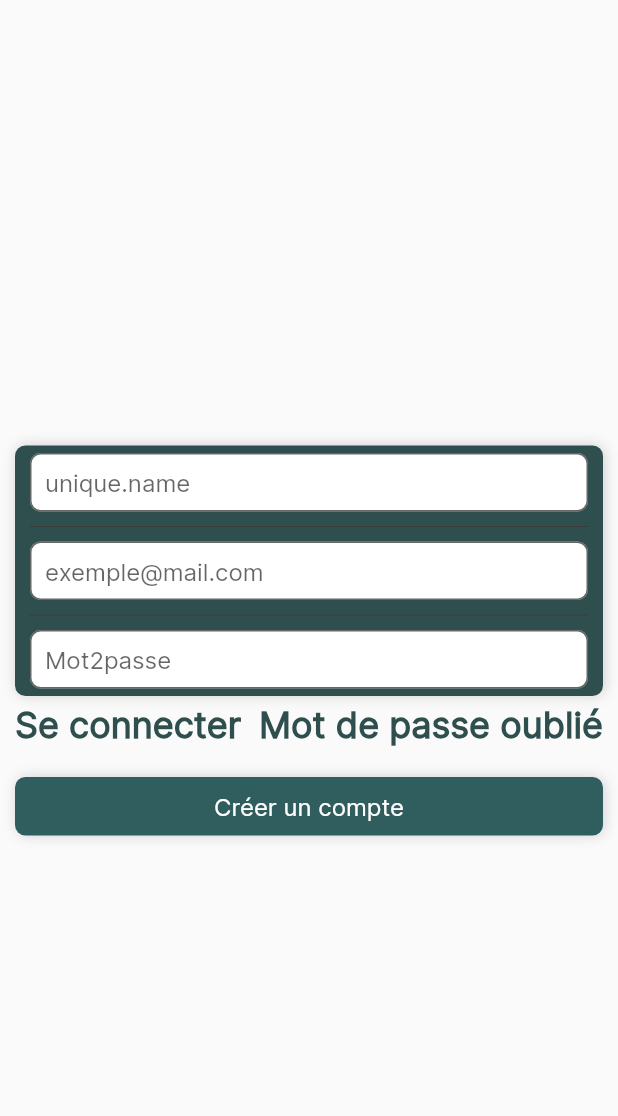
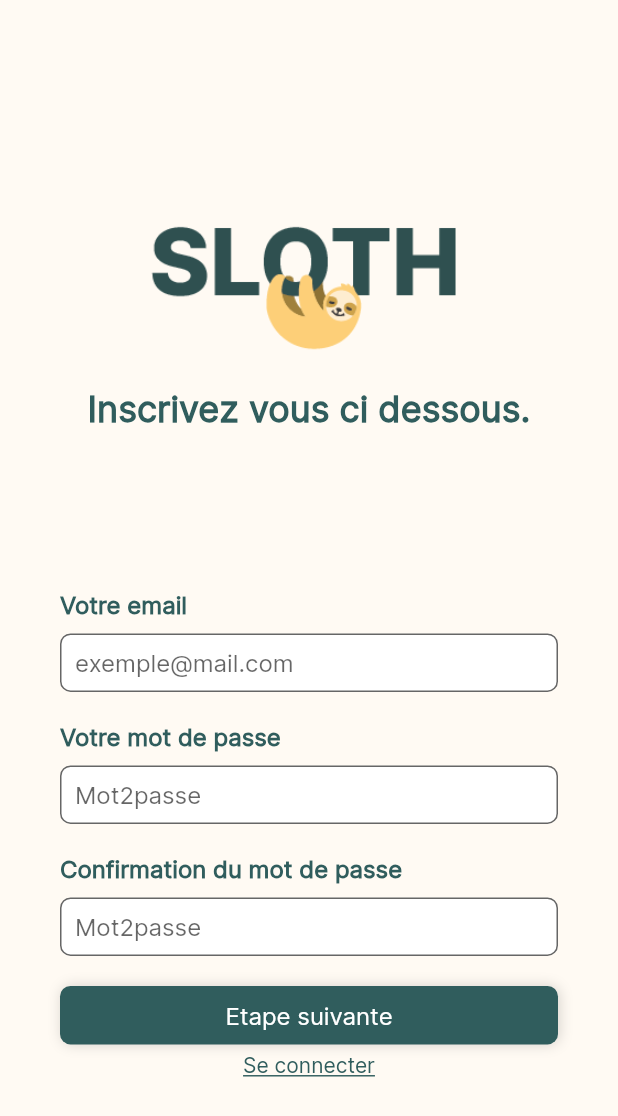
Before and after one commit to justin20100/sloth, a Flutter app: the RegisterForm screen opened by its route, on a phone screen of 412 x 824 dp. Shown: the top 1116 px of the screen. Run offline on Flutter 3.47's test engine with Material 2 defaults, Android fonts, the phone set to English and light mode, and no system bars; our stand-ins replace email_validator, firebase_auth, firebase_core; accounts and stored records are empty; generated files the repository leaves out were written again.

Commit message:
starting register form

```diff
--- a/lib/main.dart
+++ b/lib/main.dart
@@ -3,7 +3,7 @@ import 'package:firebase_core/firebase_core.dart';
 import 'package:flutter/material.dart';
 import 'package:sloth/routes/router.dart';
 import 'package:sloth/routes/routes.dart';
-import 'package:sloth/screens/error.dart';
+import 'package:sloth/views/error.dart';
 import 'package:sloth/styles/constants.dart';
 import 'firebase_options.dart';
 
--- a/lib/partials/forms/username_input.dart
+++ b/lib/partials/forms/firstname_input.dart
@@ -2,10 +2,9 @@ import 'package:flutter/material.dart';
 import 'package:sloth/partials/forms/text_input.dart';
 
 @immutable
-class UserNameInput extends StatelessWidget {
+class FirstNameInput extends StatelessWidget {
   final ValueChanged<String>? onChanged;
-
-  const UserNameInput({this.onChanged, Key? key}) : super(key: key);
+  const FirstNameInput({this.onChanged, Key? key}) : super(key: key);
 
   @override
   Widget build(BuildContext context) {
@@ -14,9 +13,9 @@ class UserNameInput extends StatelessWidget {
       keyboardType: TextInputType.text,
       validator: (value) {
         if (value == null || value.isEmpty) {
-          return 'Le nom d’utilisateur doit être renseigné.';
+          return 'Le prénom doit etre doit être renseigné.';
         } else if (value.length < 2) {
-          return 'Le nom d’utilisateur doit contenir au moins 2 caractères.';
+          return 'Le prénom doit contenir au moins 2 caractères.';
         }
       },
       onChanged: onChanged,
--- /dev/null
+++ b/lib/partials/forms/validatedPassword_input.dart
@@ -0,0 +1,29 @@
+import 'package:flutter/material.dart';
+import 'package:sloth/partials/forms/text_input.dart';
+
+import '../../styles/constants.dart';
+
+@immutable
+class ValidatedPasswordInput extends StatelessWidget {
+  final ValueChanged<String>? onChanged;
+  final String password;
+
+  const ValidatedPasswordInput({required this.password,this.onChanged, Key? key }) : super(key: key);
+
+  @override
+  Widget build(BuildContext context) {
+      return TextInput(
+        hintText: "Mot2passe",
+        keyboardType: TextInputType.visiblePassword,
+        validator: (value) {
+          print(value);
+          print(password);
+          if (value != password) {
+            return 'Recopier correctement votre mot de passe';
+          }
+        },
+        obscureText: true,
+        onChanged: onChanged,
+      );
+  }
+}
--- a/lib/routes/router.dart
+++ b/lib/routes/router.dart
@@ -2,15 +2,17 @@ import 'package:flutter/foundation.dart';
 import 'package:flutter/material.dart';
 import 'package:sloth/routes/routes.dart';
 
-import '../screens/auth/login_form.dart';
-import '../screens/auth/register_form.dart';
-import '../screens/auth/reset_password_form.dart';
+import '../views/auth/login_form.dart';
+import '../views/auth/registerMore_form.dart';
+import '../views/auth/register_form.dart';
+import '../views/auth/reset_password_form.dart';
 
-import '../screens/home.dart';
+import '../views/home.dart';
 
 Map<String, WidgetBuilder> router = {
   kHomeRoute: (context) =>  const Home(),
-  kRegisterRoute: (context) => const RegisterForm(),
+  kRegisterRoute: (context) => RegisterForm(),
+  kRegisterMoreRoute: (context) => RegisterMoreForm(),
   kLoginRoute: (context) => LoginForm(),
   kResetPasswordRoute: (context) => const ResetPasswordForm(),
 };
--- a/lib/routes/routes.dart
+++ b/lib/routes/routes.dart
@@ -1,5 +1,6 @@
 const String kLoginRoute = '/login';
 const String kRegisterRoute = '/register';
+const String kRegisterMoreRoute = '/register_more';
 const String kResetPasswordRoute = '/resetPassword';
 const String kHomeRoute = '/';
 const String kError = '/error';
--- a/lib/screens/auth/register_form.dart
+++ /dev/null
@@ -1,136 +0,0 @@
-import 'package:firebase_auth/firebase_auth.dart';
-import 'package:flutter/foundation.dart';
-import 'package:flutter/material.dart';
-import '../../models/error_firebase_auth.dart';
-import '../../partials/forms/email_input.dart';
-import '../../partials/forms/password_input.dart';
-import '../../partials/forms/username_input.dart';
-import '../../routes/routes.dart';
-import '../../styles/constants.dart';
-import '../../tools/button.dart';
-
-class RegisterForm extends StatefulWidget {
-  const RegisterForm({Key? key}) : super(key: key);
-
-  @override
-  State<RegisterForm> createState() => _RegisterFormState();
-}
-
-class _RegisterFormState extends State<RegisterForm> {
-  final _registerFormKey = GlobalKey<FormState>();
-  String _userName = "";
-  String _email = "daniel.schreurs@hotmail.com";
-  String _password = "1234567890";
-
-  @override
-  Widget build(BuildContext context) {
-    return Scaffold(
-      body: SafeArea(
-        child: Form(
-          key: _registerFormKey,
-          child: Padding(
-            padding: const EdgeInsets.symmetric(horizontal: kSmallHorizontalSpacer, vertical: 0,),
-            child: Column(
-              crossAxisAlignment: CrossAxisAlignment.stretch,
-              mainAxisAlignment: MainAxisAlignment.center,
-              children: [
-                Container(
-                  margin: const EdgeInsets.only(
-                      top: kSmallVerticalSpacer * 3, bottom: kSmallVerticalSpacer / 2),
-                  padding: const EdgeInsets.symmetric(
-                    vertical: kSmallVerticalSpacer / 2,
-                    horizontal: kSmallHorizontalSpacer,
-                  ),
-                  decoration: BoxDecoration(
-                      color: kColorDarkGreen,
-                      boxShadow: kBoxShadowItem,
-                      borderRadius: kBorderRadiusItem),
-                  child: Column(
-                    children: [
-                      UserNameInput(
-                        onChanged: (value) {
-                          _userName = value;
-                        },
-                      ),
-                      const Divider(
-                        color: kMainTextColor,
-                        height: kSmallVerticalSpacer * 2,
-                      ),
-                      EmailInput(
-                        onChanged: (value) {
-                          _email = value;
-                        },
-                      ),
-                      const Divider(
-                        color: kMainTextColor,
-                        height: kSmallVerticalSpacer * 2,
-                      ),
-                      PasswordInput(onChanged: (value) {
-                        _password = value;
-                      }),
-                    ],
-                  ),
-                ),
-                Row(
-                  mainAxisAlignment: MainAxisAlignment.spaceBetween,
-                  children: [
-                    GestureDetector(
-                      onTap: () {
-                        Navigator.pushNamed(context, kLoginRoute);
-                      },
-                      child: const Text(
-                        'Se connecter',
-                        style: kTitleH1Style,
-                      ),
-                    ),
-                    GestureDetector(
-                      onTap: () {
-                        Navigator.pushNamed(context, kResetPasswordRoute);
-                      },
-                      child: const Text(
-                        'Mot de passe oublié',
-                        style: kTitleH1Style,
-                      ),
-                    ),
-                  ],
-                ),
-                const SizedBox(
-                  height: kSmallVerticalSpacer * 2,
-                ),
-                Button(
-                    label: 'Créer un compte',
-                    onPressed: () async {
-                      if (_registerFormKey.currentState != null &&
-                          _registerFormKey.currentState!.validate()) {
-                        try {
-                          await FirebaseAuth.instance
-                              .createUserWithEmailAndPassword(
-                                  email: _email, password: _password)
-                              .then((value) {
-                            ScaffoldMessenger.of(context).showSnackBar(
-                              SnackBar(
-                                  content: Text(
-                                      'Bonjour ${FirebaseAuth.instance.currentUser!.email}')),
-                            );
-                            Navigator.pushNamed(context, kHomeRoute);
-                          });
-                        } on FirebaseAuthException catch (e) {
-                          ScaffoldMessenger.of(context).showSnackBar(
-                            SnackBar(
-                                content: Text(
-                                  errors[e.code]!,
-                                  style: const TextStyle(color: Colors.white),
-                                ),
-                                backgroundColor: Colors.redAccent),
-                          );
-                        }
-                      }
-                    })
-              ],
-            ),
-          ),
-        ),
-      ),
-    );
-  }
-}
--- a/lib/screens/auth/login_form.dart
+++ b/lib/views/auth/login_form.dart
@@ -28,7 +28,7 @@ class LoginForm extends StatelessWidget {
                   Image(
                   image: AssetImage('assets/img/logo.png'),
                   ),
-                  Text('Inscrivez-vous ci dessous.', style: kBigGreenText, textAlign: TextAlign.center),
+                  Text('Sloth est prêt a vous aider a nouveau !', style: kBigGreenText, textAlign: TextAlign.center),
                 ],
               ),
               Form(
--- /dev/null
+++ b/lib/views/auth/register_form.dart
@@ -0,0 +1,113 @@
+import 'package:flutter/material.dart';
+import 'package:sloth/partials/forms/validatedPassword_input.dart';
+import '../../partials/forms/email_input.dart';
+import '../../partials/forms/password_input.dart';
+import '../../routes/routes.dart';
+import '../../styles/constants.dart';
+import '../../tools/button.dart';
+
+class RegisterForm extends StatefulWidget {
+  const RegisterForm({Key? key}) : super(key: key);
+
+  @override
+  State<RegisterForm> createState() => _RegisterFormState();
+}
+
+class _RegisterFormState extends State<RegisterForm> {
+  final _registerFormKey = GlobalKey<FormState>();
+  static String _password = "";
+  String _email = "";
+  String _validated_password = "";
+
+  @override
+  Widget build(BuildContext context) {
+    return Scaffold(
+      backgroundColor: kColorCream,
+      body: SafeArea(
+          child: Padding(
+              padding: const EdgeInsets.only(left: kNormalHorizontalSpacer*2, right: kNormalHorizontalSpacer*2),
+              child: Column(
+                mainAxisAlignment: MainAxisAlignment.spaceEvenly,
+                children: [
+                  Column(
+                    children: const [
+                      Image(
+                        image: AssetImage('assets/img/logo.png'),
+                      ),
+                      Text('Inscrivez vous ci dessous.', style: kBigGreenText, textAlign: TextAlign.center),
+                    ],
+                  ),
+                  Form(
+                    key: _registerFormKey,
+                    child: Column(
+                      crossAxisAlignment: CrossAxisAlignment.stretch,
+                      mainAxisAlignment: MainAxisAlignment.center,
+                      children: [
+                        // email
+                        const Text("Votre email", style: kLabelGreenText,),
+                        const SizedBox(
+                          height: kSmallHorizontalSpacer,
+                        ),
+                        EmailInput(
+                          onChanged: (value) {
+                            _email = value;
+                          },
+                        ),
+                        const SizedBox(
+                          height: kNormalHorizontalSpacer,
+                        ),
+
+                        // mot de passe
+                        const Text("Votre mot de passe", style: kLabelGreenText,),
+                        const SizedBox(
+                          height: kSmallHorizontalSpacer,
+                        ),
+                        PasswordInput(onChanged: (value) {
+                          _password = value;
+                          setState(() {
+                            _password;
+                          });
+                        }),
+                        const SizedBox(
+                          height: kNormalHorizontalSpacer,
+                        ),
+
+                        // confirmation du mot de passe
+                        const Text("Confirmation du mot de passe", style: kLabelGreenText,),
+                        const SizedBox(
+                          height: kSmallHorizontalSpacer,
+                        ),
+                        ValidatedPasswordInput(password: _password, onChanged: (value) {_validated_password = value;}),
+                        const SizedBox(
+                          height: kNormalHorizontalSpacer,
+                        ),
+                        Button(
+                            label: 'Etape suivante',
+                            onPressed: () {
+                              if (_registerFormKey.currentState != null && _registerFormKey.currentState!.validate()) {
+                                Navigator.pushNamed(context, kRegisterMoreRoute, arguments: { 'email': _email, 'password': _password }  );
+                              }
+                            }),
+                        const SizedBox(
+                          height: kMicroVerticalSpacer,
+                        ),
+                        GestureDetector(
+                          onTap: () {
+                            Navigator.pushNamed(context, kLoginRoute);
+                          },
+                          child: const Text(
+                            'Se connecter',
+                            style: kSmallLinkGreenText,
+                            textAlign: TextAlign.center,
+                          ),
+                        ),
+                      ],
+                    ),
+                  ),
+                ],
+              )
+          )
+      ),
+    );
+  }
+}
```
Also changed, not shown: lib/partials/forms/lastname_input.dart (added, +25 -0 lines), lib/partials/forms/phone_input.dart (added, +19 -0 lines), lib/views/auth/registerMore_form.dart (added, +104 -0 lines), lib/views/auth/profile.dart (added), lib/views/auth/reset_password_form.dart (renamed from lib/screens/auth/reset_password_form.dart), lib/views/error.dart (renamed from lib/screens/error.dart), lib/views/home.dart (renamed from lib/screens/home.dart).
